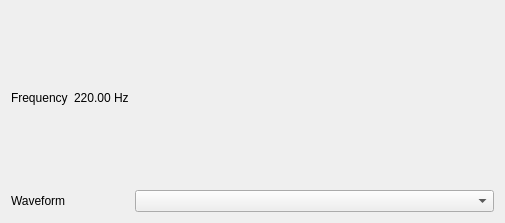
Old version of the form synthesizerview.ui in the repository Bariyard/AudioIOTester.
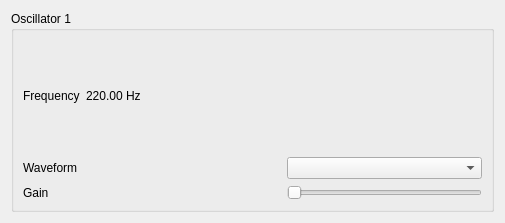
New version of the form.

Commit message: add synthesizer composite class

What changed in the file:
```diff
--- a/synthesizerview.ui
+++ b/synthesizerview.ui
@@ -15,20 +15,14 @@
   </property>
   <layout class="QGridLayout" name="gridLayout_2">
    <item row="0" column="0">
+    <widget class="QGroupBox" name="groupBox">
+     <property name="title">
+      <string>Oscillator 1</string>
+     </property>
+     <layout class="QGridLayout" name="gridLayout">
+      <item row="0" column="0">
     <layout class="QGridLayout" name="SynthesizerGridLayout">
-     <item row="1" column="0">
-      <widget class="QLabel" name="waveformLabel">
-       <property name="text">
-        <string>Waveform</string>
-       </property>
-      </widget>
-     </item>
-     <item row="1" column="2">
-      <widget class="QComboBox" name="waveformComboBox"/>
-     </item>
      <item row="0" column="0">
-      <layout class="QHBoxLayout" name="horizontalLayout_3">
-       <item>
         <widget class="QLabel" name="FrequencyLabel">
          <property name="sizePolicy">
           <sizepolicy hsizetype="Fixed" vsizetype="Preferred">
@@ -41,7 +35,20 @@
          </property>
         </widget>
        </item>
-       <item>
+        <item row="1" column="1">
+         <spacer name="horizontalSpacer">
+          <property name="orientation">
+           <enum>Qt::Horizontal</enum>
+          </property>
+          <property name="sizeHint" stdset="0">
+           <size>
+            <width>40</width>
+            <height>20</height>
+           </size>
+          </property>
+         </spacer>
+        </item>
+        <item row="0" column="1">
         <widget class="QLabel" name="FrequencyValueLabel">
          <property name="sizePolicy">
           <sizepolicy hsizetype="Fixed" vsizetype="Preferred">
@@ -54,9 +61,34 @@
          </property>
         </widget>
        </item>
+        <item row="1" column="2">
+         <widget class="QComboBox" name="waveformComboBox"/>
+        </item>
+        <item row="1" column="0">
+         <widget class="QLabel" name="waveformLabel">
+          <property name="text">
+           <string>Waveform</string>
+          </property>
+         </widget>
+        </item>
+        <item row="2" column="0">
+         <widget class="QLabel" name="label">
+          <property name="text">
+           <string>Gain</string>
+          </property>
+         </widget>
+        </item>
+        <item row="2" column="2">
+         <widget class="QSlider" name="Osc1GainHorizontalSlider">
+          <property name="orientation">
+           <enum>Qt::Horizontal</enum>
+          </property>
+         </widget>
+        </item>
       </layout>
      </item>
     </layout>
+    </widget>
    </item>
   </layout>
  </widget>
```
Lines whose indentation alone changed are shown as unchanged. The commit also changes 9 other files.
